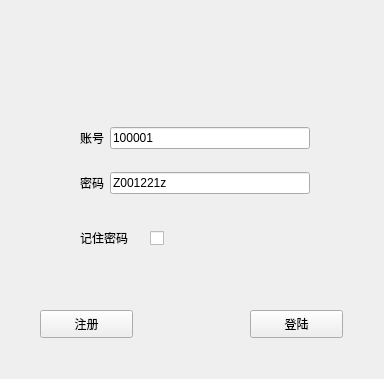
zhaomangang/WangWangChat, file client/demo2/landwidget.ui: the form before one commit.
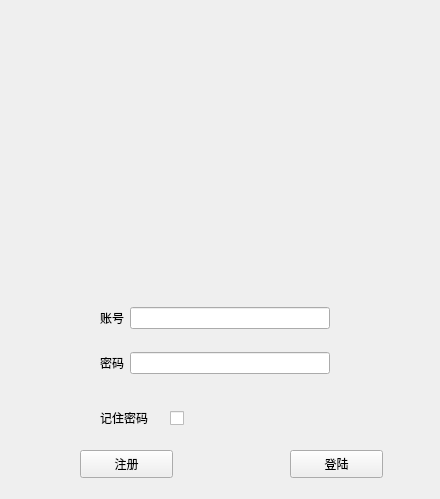
The form after the commit. Icons and pictures are not drawn.

The edit to the form file:
```diff
--- a/client/demo2/landwidget.ui
+++ b/client/demo2/landwidget.ui
@@ -6,8 +6,8 @@
    <rect>
     <x>0</x>
     <y>0</y>
-    <width>384</width>
-    <height>379</height>
+    <width>440</width>
+    <height>499</height>
    </rect>
   </property>
   <property name="windowTitle">
@@ -16,8 +16,8 @@
   <widget class="QCheckBox" name="remember">
    <property name="geometry">
     <rect>
-     <x>150</x>
-     <y>230</y>
+     <x>170</x>
+     <y>410</y>
      <width>171</width>
      <height>16</height>
     </rect>
@@ -29,8 +29,8 @@
   <widget class="QPushButton" name="registeButton">
    <property name="geometry">
     <rect>
-     <x>40</x>
-     <y>310</y>
+     <x>80</x>
+     <y>450</y>
      <width>93</width>
      <height>28</height>
     </rect>
@@ -42,8 +42,8 @@
   <widget class="QPushButton" name="send">
    <property name="geometry">
     <rect>
-     <x>250</x>
-     <y>310</y>
+     <x>290</x>
+     <y>450</y>
      <width>93</width>
      <height>28</height>
     </rect>
@@ -55,8 +55,8 @@
   <widget class="QLabel" name="label_3">
    <property name="geometry">
     <rect>
-     <x>80</x>
-     <y>230</y>
+     <x>100</x>
+     <y>410</y>
      <width>60</width>
      <height>16</height>
     </rect>
@@ -68,8 +68,8 @@
   <widget class="QWidget" name="widget" native="true">
    <property name="geometry">
     <rect>
-     <x>80</x>
-     <y>110</y>
+     <x>100</x>
+     <y>290</y>
      <width>230</width>
      <height>101</height>
     </rect>
@@ -85,7 +85,7 @@
     <item row="0" column="1">
      <widget class="QLineEdit" name="id">
       <property name="text">
-       <string>100001</string>
+       <string/>
       </property>
      </widget>
     </item>
@@ -99,12 +99,28 @@
     <item row="1" column="1">
      <widget class="QLineEdit" name="password">
       <property name="text">
-       <string>Z001221z</string>
+       <string/>
       </property>
      </widget>
     </item>
    </layout>
   </widget>
+  <widget class="QLabel" name="label_4">
+   <property name="geometry">
+    <rect>
+     <x>0</x>
+     <y>0</y>
+     <width>441</width>
+     <height>291</height>
+    </rect>
+   </property>
+   <property name="text">
+    <string/>
+   </property>
+   <property name="pixmap">
+    <pixmap resource="pic.qrc">:/pic/psbBVYTYGJ0.jpg</pixmap>
+   </property>
+  </widget>
  </widget>
  <resources/>
  <connections/>
```
Left out of the diff: 4 changed lines with no effect on the pictures.
